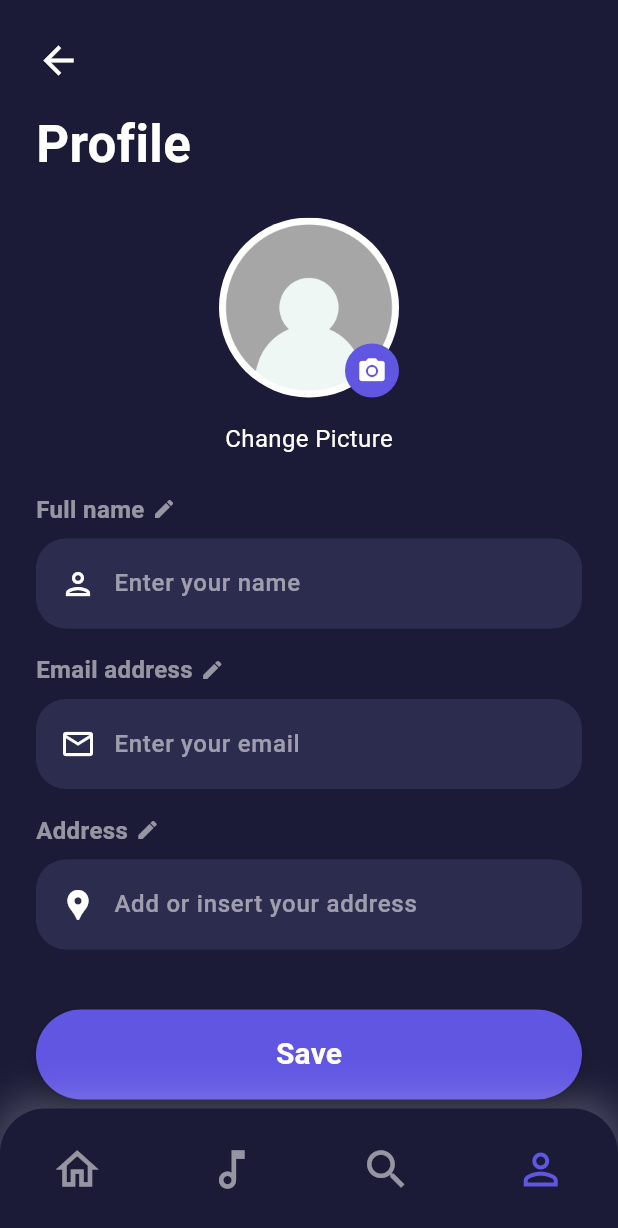
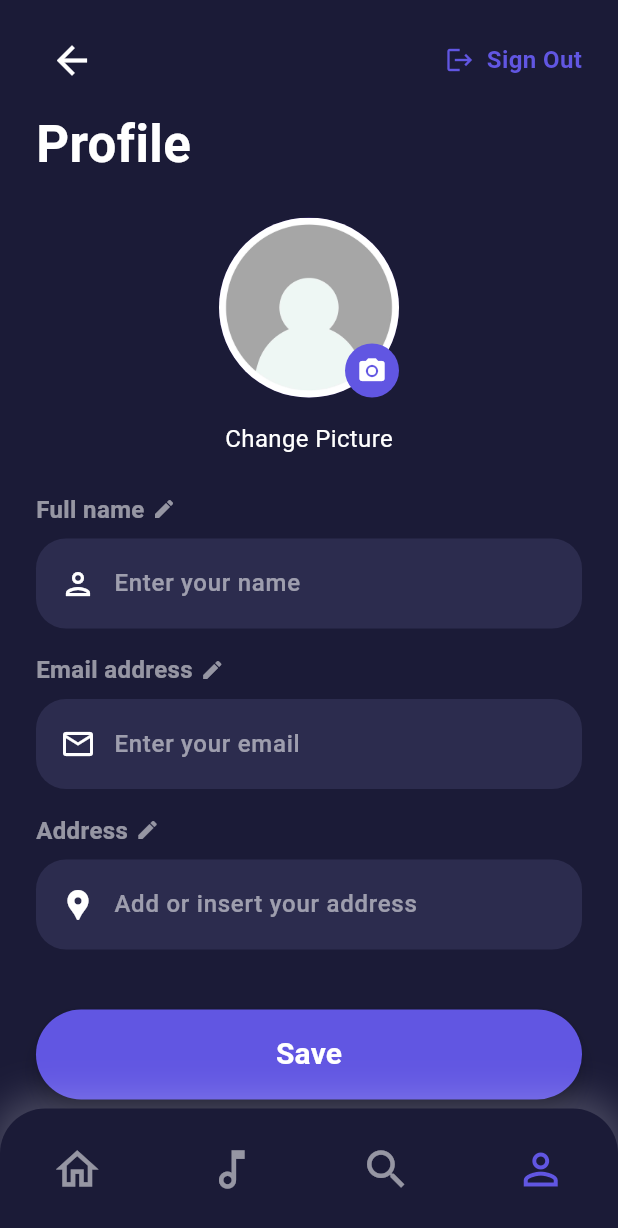
Before and after one commit to tosek4/Musifier, a Flutter app: the ProfilePage screen opened directly, on a phone screen of 412 x 824 dp. Shown: the top 1228 px of the screen. Run offline on Flutter 3.47's test engine with Material 3 defaults, Android fonts, the light colour scheme and no system bars; our stand-ins replace file_picker, firebase_auth, firebase_core; accounts and stored records are empty; network calls fail; Roboto replaces fonts that are missing (Nunito-Regular).

Commit message:
feat(auth): Implement firebase authentication (login, signup) - Set up Firebase Authentication and connected to Firebase console - Implement user login and signup functionality - Add profile update feature (full name only) - Handle authentication state and error messages

```diff
--- a/musifier/lib/main.dart
+++ b/musifier/lib/main.dart
@@ -1,12 +1,15 @@
 import 'package:flutter/material.dart';
-import 'package:musifier/pages/newReleasesPage.dart';
+import 'package:firebase_core/firebase_core.dart';
+import 'package:musifier/widgets/widget_tree.dart';
 
-void main() {
+Future<void> main() async {
+  WidgetsFlutterBinding.ensureInitialized();
+  await Firebase.initializeApp();
   runApp(const MyApp());
 }
 
 class MyApp extends StatelessWidget {
-  const MyApp({Key? key}) : super(key: key);
+  const MyApp({super.key});
 
   @override
   Widget build(BuildContext context) {
@@ -17,7 +20,11 @@ class MyApp extends StatelessWidget {
         primarySwatch: Colors.deepPurple,
         fontFamily: 'Nunito-Regular',
       ),
-      home: MusifierScreen(),
+      home: const WidgetTree(),
     );
   }
 }
+// test1@dev.com
+// test2@dev.com
+// tosok@dev.com
+// Test123.
--- a/musifier/lib/pages/profilePage.dart
+++ b/musifier/lib/pages/profilePage.dart
@@ -1,7 +1,9 @@
 import 'package:flutter/material.dart';
 import 'package:file_picker/file_picker.dart';
+import 'package:musifier/auth/auth.dart';
+import 'package:musifier/pages/loginPage.dart';
+import 'package:musifier/widgets/signOutButton.dart';
 import 'dart:io';
-
 import '../widgets/button.dart';
 import '../widgets/navBar.dart';
 import '../widgets/textInput.dart';
@@ -18,8 +20,17 @@ class _ProfilePageState extends State<ProfilePage> {
   final TextEditingController _emailController = TextEditingController();
   final TextEditingController _addressController = TextEditingController();
   File? _imageFile;
+  final user = Auth().currentUser;
+  final int _currentIndex = 3;
 
-  final int _currentIndex = 3;
+  @override
+  void initState() {
+    super.initState();
+    if (user != null) {
+      _nameController.text = user?.displayName ?? '';
+      _emailController.text = user?.email ?? '';
+    }
+  }
 
   @override
   void dispose() {
@@ -28,6 +39,21 @@ class _ProfilePageState extends State<ProfilePage> {
     _addressController.dispose();
     super.dispose();
   }
+
+  Future<void> _signOut() async {
+    try {
+      await Auth().signOut();
+      if (mounted) {
+        Navigator.pushReplacement(
+          context,
+          MaterialPageRoute(builder: (context) => const LoginPage()),
+        );
+      }
+    } catch (e) {
+      print('Error signing out: $e');
+    }
+  }
+
 
   Future<void> _pickImage() async {
     try {
@@ -45,10 +71,21 @@ class _ProfilePageState extends State<ProfilePage> {
     }
   }
 
-  void _handleSave() {
-    print('Name: ${_nameController.text}');
-    print('Email: ${_emailController.text}');
-    print('Address: ${_addressController.text}');
+  void _handleSave() async {
+    if (user != null) {
+      try {
+        await user!.updateProfile(displayName: _nameController.text);
+        await user!.reload();
+
+        ScaffoldMessenger.of(context).showSnackBar(
+          const SnackBar(content: Text("Profile updated successfully!")),
+        );
+      } catch (e) {
+        ScaffoldMessenger.of(context).showSnackBar(
+          SnackBar(content: Text("Failed to update profile: $e")),
+        );
+      }
+    }
   }
 
   @override
@@ -63,12 +100,18 @@ class _ProfilePageState extends State<ProfilePage> {
               crossAxisAlignment: CrossAxisAlignment.start,
               children: [
                 const SizedBox(height: 16),
-                IconButton(
-                  padding: const EdgeInsets.only(right: 24),
-                  icon: const Icon(Icons.arrow_back, color: Colors.white, size: 30),
-                  onPressed: () {
-                    Navigator.pop(context);
-                  },
+                Row(
+                  mainAxisAlignment: MainAxisAlignment.spaceBetween,
+                  children: [
+                    IconButton(
+                      icon: const Icon(Icons.arrow_back,
+                          color: Colors.white, size: 30),
+                      onPressed: () {
+                        Navigator.pop(context);
+                      },
+                    ),
+                    SignOutButton(onPressed: _signOut)
+                  ],
                 ),
                 const SizedBox(height: 8),
                 const Text(
@@ -101,7 +144,8 @@ class _ProfilePageState extends State<ProfilePage> {
                               shape: BoxShape.circle,
                             ),
                             padding: const EdgeInsets.all(8),
-                            child: const Icon(Icons.camera_alt, color: Colors.white, size: 20),
+                            child: const Icon(Icons.camera_alt,
+                                color: Colors.white, size: 20),
                           ),
                         ),
                       ),
@@ -128,7 +172,11 @@ class _ProfilePageState extends State<ProfilePage> {
                   hintText: 'Enter your name',
                   labelText: 'Full name',
                   icon: Icons.person_outlined,
-                  trailing: const Icon(Icons.edit, color: Colors.white54, size: 16,),
+                  trailing: const Icon(
+                    Icons.edit,
+                    color: Colors.white54,
+                    size: 16,
+                  ),
                 ),
                 const SizedBox(height: 16),
                 CustomInputField(
@@ -136,7 +184,11 @@ class _ProfilePageState extends State<ProfilePage> {
                   hintText: 'Enter your email',
                   labelText: 'Email address',
                   icon: Icons.email_outlined,
-                  trailing: const Icon(Icons.edit, color: Colors.white54, size: 16,),
+                  trailing: const Icon(
+                    Icons.edit,
+                    color: Colors.white54,
+                    size: 16,
+                  ),
                 ),
                 const SizedBox(height: 16),
                 CustomInputField(
@@ -144,7 +196,11 @@ class _ProfilePageState extends State<ProfilePage> {
                   hintText: 'Add or insert your address',
                   labelText: 'Address',
                   icon: Icons.location_pin,
-                  trailing: const Icon(Icons.edit, color: Colors.white54, size: 16,),
+                  trailing: const Icon(
+                    Icons.edit,
+                    color: Colors.white54,
+                    size: 16,
+                  ),
                 ),
                 const SizedBox(height: 40),
                 GestureDetector(
--- a/musifier/lib/widgets/navBar.dart
+++ b/musifier/lib/widgets/navBar.dart
@@ -1,5 +1,5 @@
 import 'package:flutter/material.dart';
-import 'package:musifier/pages/newReleasesPage.dart';
+import 'package:musifier/pages/homePage.dart';
 import 'package:musifier/pages/profilePage.dart';
 
 class NavigationWidget extends StatelessWidget {
@@ -41,7 +41,7 @@ class NavigationWidget extends StatelessWidget {
             onTap: () {
               Navigator.push(
                 context,
-                MaterialPageRoute(builder: (context) => MusifierScreen()),
+                MaterialPageRoute(builder: (context) => HomePage()),
               );
             },
           ),
--- /dev/null
+++ b/musifier/lib/widgets/signOutButton.dart
@@ -0,0 +1,33 @@
+import 'package:flutter/material.dart';
+
+class SignOutButton extends StatelessWidget {
+  final VoidCallback onPressed;
+
+  const SignOutButton({Key? key, required this.onPressed}) : super(key: key);
+
+  @override
+  Widget build(BuildContext context) {
+    return GestureDetector(
+      onTap: onPressed,
+      child: const Row(
+        mainAxisSize: MainAxisSize.min,
+        children: [
+          Icon(
+            Icons.logout,
+            color: Color(0xFF6156E2),
+            size: 20,
+          ),
+          SizedBox(width: 8),
+          Text(
+            'Sign Out',
+            style: TextStyle(
+              color: Color(0xFF6156E2),
+              fontSize: 16,
+              fontWeight: FontWeight.bold,
+            ),
+          ),
+        ],
+      ),
+    );
+  }
+}
--- a/musifier/pubspec.yaml
+++ b/musifier/pubspec.yaml
@@ -37,6 +37,8 @@ dependencies:
   cupertino_icons: ^1.0.8
   file_picker: ^5.2.0
   provider: ^6.0.0
+  firebase_auth: ^5.4.1
+  firebase_core: ^3.10.1
 
 dev_dependencies:
   flutter_test:
```
Also changed, not shown: musifier/lib/auth/auth.dart (added, +24 -0 lines), musifier/lib/pages/homePage.dart (renamed from musifier/lib/pages/newReleasesPage.dart, +8 -8 lines), musifier/lib/pages/loginPage.dart (+31 -12 lines), musifier/lib/pages/signupPage.dart (+29 -12 lines), musifier/lib/widgets/errorMessage.dart (added, +22 -0 lines), musifier/lib/widgets/widget_tree.dart (added, +27 -0 lines), musifier/pubspec.lock, 6 other files.
